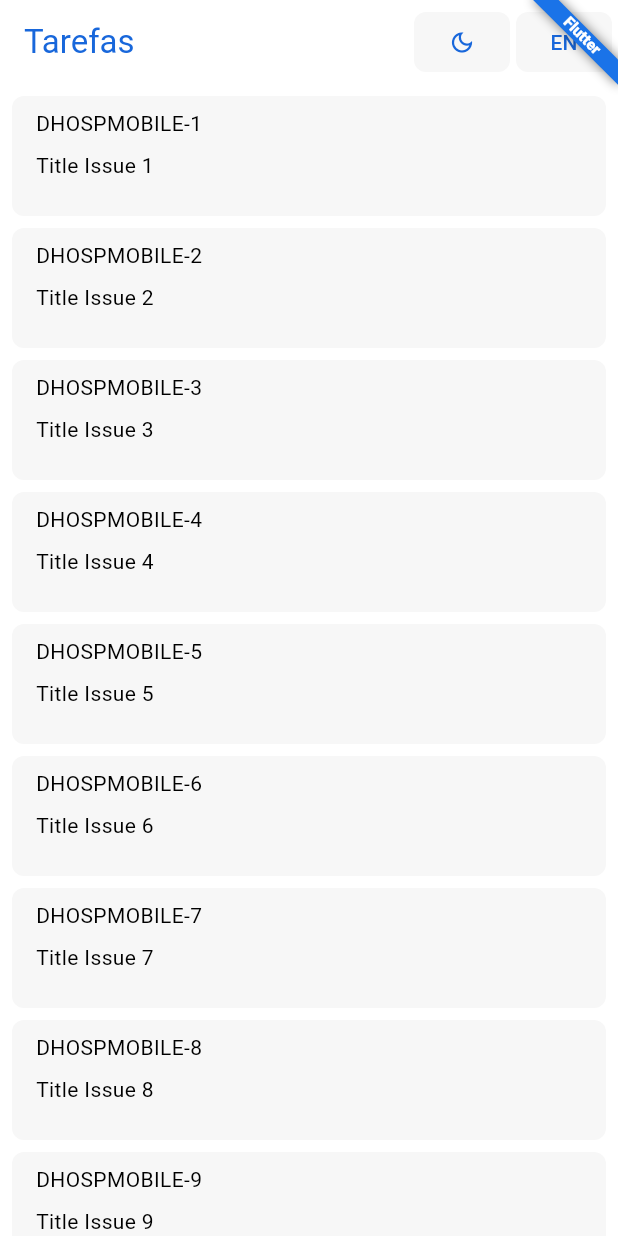
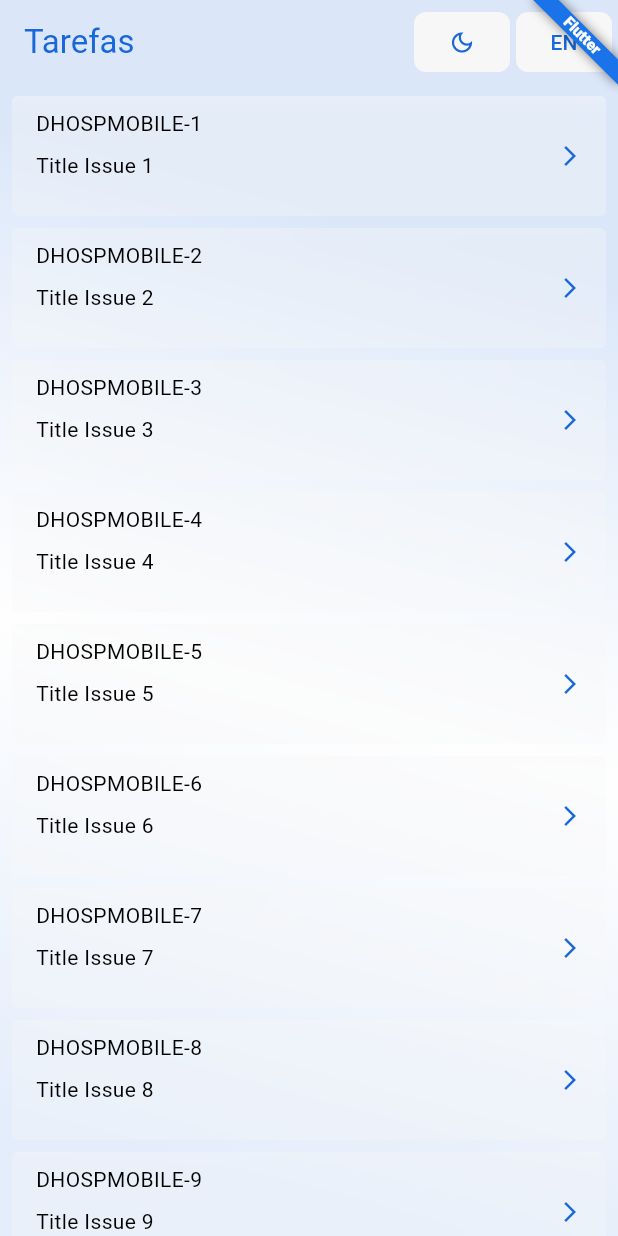
Before and after one commit to ronipaschoal/issues, a Flutter app: the screen it shows after launch, after a tap on "PT", on a phone screen of 412 x 824 dp. Run offline on Flutter 3.47's test engine with Material 3 defaults, Android fonts, the phone set to English and light mode, and no system bars; our stand-ins replace flutter_bloc, go_router; generated files the repository leaves out were written again.

Commit message:
refactor: upgrade app theme and card

```diff
--- a/lib/pages/home/widgets/home_issue_card_widget.dart
+++ b/lib/pages/home/widgets/home_issue_card_widget.dart
@@ -1,3 +1,4 @@
+import 'dart:ui';
 import 'package:flutter/material.dart';
 import 'package:issues/domain/models/issue_model.dart';
 import 'package:issues/ui/ui_theme.dart';
@@ -14,24 +15,44 @@ class HomeIssueCardWidget extends StatelessWidget {
   Widget build(BuildContext context) {
     return ClipRRect(
       borderRadius: const BorderRadius.all(Radius.circular(4.0)),
+      child: BackdropFilter(
+        filter: ImageFilter.blur(sigmaX: 10.0, sigmaY: 10.0),
         child: Container(
           height: 80.0,
           decoration: BoxDecoration(
-          color: Theme.of(context).colorScheme.surface,
-          borderRadius: const BorderRadius.all(Radius.circular(8.0)),
+            color: Theme.of(context).colorScheme.surface.withAlpha(80),
           ),
           child: Padding(
             padding: const EdgeInsets.symmetric(
               vertical: 8.0,
               horizontal: 16.0,
             ),
-          child: Column(
+            child: ConstrainedBox(
+              constraints: const BoxConstraints.expand(),
+              child: Row(
+                mainAxisAlignment: MainAxisAlignment.spaceBetween,
+                children: [
+                  Column(
                     crossAxisAlignment: CrossAxisAlignment.start,
                     children: [
-              Text(issue.id),
+                      Text(
+                        issue.id,
+                      ),
                       UiTheme.spacerSmall,
-              Text(issue.title),
+                      Text(
+                        issue.title,
+                        style: const TextStyle(fontSize: UiTheme.fontSizeSmall),
+                      ),
                     ],
+                  ),
+                  Icon(
+                    Icons.arrow_forward_ios,
+                    color: Theme.of(context).colorScheme.primary,
+                    size: UiTheme.fontSizeRegular,
+                  ),
+                ],
+              ),
+            ),
           ),
         ),
       ),
--- a/lib/ui/ui_theme.dart
+++ b/lib/ui/ui_theme.dart
@@ -4,6 +4,7 @@ sealed class UiTheme {
   static const double fontSizeLarge = 44.0;
   static const double fontSizeMedium = 24.0;
   static const double fontSizeRegular = 16.0;
+  static const double fontSizeSmall = 14.0;
 
   static const double spacingSmallX = 4.0;
   static const double spacingSmall = 8.0;
--- a/lib/ui/widgets/ui_scaffold_widget.dart
+++ b/lib/ui/widgets/ui_scaffold_widget.dart
@@ -25,8 +25,9 @@ class UiScaffoldWidget extends StatelessWidget {
           child: Scaffold(
             appBar: AppBar(
               elevation: 0.0,
+              backgroundColor:
+                  Theme.of(context).colorScheme.primary.withAlpha(40),
               surfaceTintColor: Colors.transparent,
-              backgroundColor: Colors.transparent,
               title: Text(
                 title,
                 style: TextStyle(color: Theme.of(context).colorScheme.primary),
@@ -61,7 +62,25 @@ class UiScaffoldWidget extends StatelessWidget {
                 UiTheme.spacerSmallX,
               ],
             ),
-            body: body,
+            body: Container(
+              decoration: BoxDecoration(
+                gradient: LinearGradient(
+                  begin: Alignment.topCenter,
+                  end: Alignment.bottomLeft,
+                  stops: const [
+                    0.1,
+                    0.5,
+                    0.9,
+                  ],
+                  colors: [
+                    Theme.of(context).colorScheme.primary.withAlpha(40),
+                    Theme.of(context).colorScheme.surface.withAlpha(30),
+                    Theme.of(context).colorScheme.primary.withAlpha(30),
+                  ],
+                ),
+              ),
+              child: SafeArea(child: body),
+            ),
           ),
         );
       },
```
Also changed, not shown: 1 other file. Lines whose indentation alone changed are shown as unchanged.
